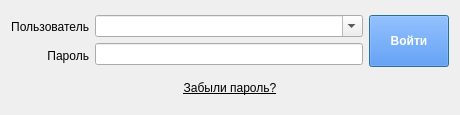
ZoomEXE/ATI_accounting, file entry.ui: the form before one commit.
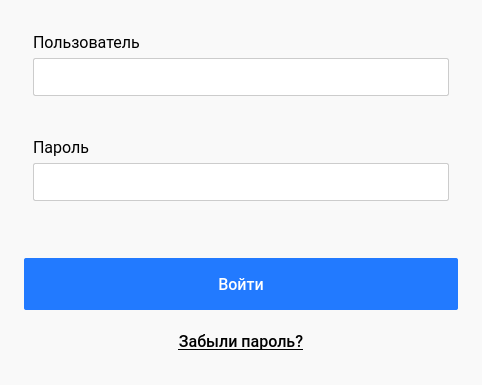
The form after the commit. Icons and pictures are not drawn.

```diff
--- a/entry.ui
+++ b/entry.ui
@@ -6,10 +6,16 @@
    <rect>
     <x>0</x>
     <y>0</y>
-    <width>460</width>
-    <height>115</height>
+    <width>482</width>
+    <height>355</height>
    </rect>
   </property>
+  <property name="sizePolicy">
+   <sizepolicy hsizetype="Fixed" vsizetype="Minimum">
+    <horstretch>0</horstretch>
+    <verstretch>0</verstretch>
+   </sizepolicy>
+  </property>
   <property name="windowTitle">
    <string>Авторизация</string>
   </property>
@@ -17,15 +23,167 @@
    <iconset resource="resources.qrc">
     <normaloff>:/new/icons/icons/ATS.png</normaloff>:/new/icons/icons/ATS.png</iconset>
   </property>
-  <layout class="QHBoxLayout" name="horizontalLayout_2">
+  <property name="styleSheet">
+   <string notr="true">QDialog {
+background: rgba(249, 249, 249, 1);
+
+}
+
+QPushButton {
+	color: #FFFFFF;
+  background-color: rgba(47, 120, 231, 1);
+  font: 12pt &quot;Roboto&quot;;
+  border-radius: 2px;
+  padding: 10px 24px;
+  font-weight: 500;
+}
+
+QPushButton:hover {
+  background-color: rgba(30, 120, 255, 1);
+}
+
+QLineEdit {
+  font: 12pt &quot;Roboto&quot;;
+  background: white;
+  padding: 8px 12px;
+  border-radius: 2px;
+  border: 1px solid rgba(204, 204, 204, 1)
+}
+
+QLineEdit:hover {
+   border: 1px solid rgba(47, 120, 231, 1);
+  background: white;
+}
+
+QLineEdit:focus {
+  border: 1px solid rgba(47, 120, 231, 1);
+  background: white;
+}
+
+
+
+
+QLabel {
+  font: 12pt &quot;Roboto&quot;;
+}
+
+QTabWidget {
+  font: 12pt &quot;Roboto&quot;;
+}
+
+QComboBox {
+  font:12pt &quot;Roboto&quot;;
+  background: white;
+  padding: 8px 12px;
+  border-radius: 2px;
+  border: 1px solid rgba(204, 204, 204, 1);
+}
+
+QComboBox:hover {
+    border: 1px solid rgba(47, 120, 231, 1);
+  background: white;
+}
+
+QComboBox:focus {
+  border: 1px solid rgba(47, 120, 231, 1);
+  background: white;
+}
+
+QComboBox::drop-down {
+    subcontrol-origin: padding;
+    subcontrol-position: top right;
+ 	margin-right: 8px;
+    width: 16px;
+    border-left-color: darkgray;
+    border-left-style: solid;
+    border-bottom-right-radius: 2px;
+}
+
+QComboBox::down-arrow {
+  image: url(:/icons/mdi_chevron-down.png);
+}
+
+QComboBox::down-arrow:on { 
+    top: 1px;
+}
+
+QComboBox QAbstractItemView {
+  border: 1px solid #D5D5D5;
+  background:  #FFFFFF;
+    selection-background-color: rgba(47, 120, 231, 1);
+}
+
+</string>
+  </property>
+  <layout class="QVBoxLayout" name="verticalLayout_5">
+   <property name="leftMargin">
+    <number>24</number>
+   </property>
+   <property name="topMargin">
+    <number>24</number>
+   </property>
+   <property name="rightMargin">
+    <number>24</number>
+   </property>
+   <property name="bottomMargin">
+    <number>24</number>
+   </property>
    <item>
+    <widget class="QFrame" name="">
+     <layout class="QVBoxLayout" name="verticalLayout_4">
+      <property name="spacing">
+       <number>24</number>
+      </property>
+      <property name="leftMargin">
+       <number>0</number>
+      </property>
+      <property name="topMargin">
+       <number>0</number>
+      </property>
+      <property name="rightMargin">
+       <number>0</number>
+      </property>
+      <property name="bottomMargin">
+       <number>0</number>
+      </property>
+      <item>
+       <widget class="QFrame" name="User">
+        <property name="sizePolicy">
+         <sizepolicy hsizetype="Preferred" vsizetype="Preferred">
+          <horstretch>0</horstretch>
+          <verstretch>0</verstretch>
+         </sizepolicy>
+        </property>
     <layout class="QVBoxLayout" name="verticalLayout_3">
      <item>
-      <layout class="QHBoxLayout" name="horizontalLayout">
-       <item>
-        <layout class="QVBoxLayout" name="verticalLayout_2">
-         <item>
           <widget class="QLabel" name="label">
+           <property name="sizePolicy">
+            <sizepolicy hsizetype="Preferred" vsizetype="Expanding">
+             <horstretch>0</horstretch>
+             <verstretch>0</verstretch>
+            </sizepolicy>
+           </property>
+           <property name="minimumSize">
+            <size>
+             <width>0</width>
+             <height>0</height>
+            </size>
+           </property>
+           <property name="maximumSize">
+            <size>
+             <width>16777215</width>
+             <height>31</height>
+            </size>
+           </property>
+           <property name="font">
+            <font>
+             <family>Roboto</family>
+             <pointsize>12</pointsize>
+             <weight>50</weight>
+             <italic>false</italic>
+             <bold>false</bold>
+            </font>
+           </property>
            <property name="layoutDirection">
             <enum>Qt::LeftToRight</enum>
            </property>
@@ -36,24 +194,10 @@
             <enum>Qt::AutoText</enum>
            </property>
            <property name="alignment">
-            <set>Qt::AlignRight|Qt::AlignTrailing|Qt::AlignVCenter</set>
+            <set>Qt::AlignLeading|Qt::AlignLeft|Qt::AlignVCenter</set>
            </property>
           </widget>
          </item>
-         <item>
-          <widget class="QLabel" name="label_2">
-           <property name="text">
-            <string>Пароль</string>
-           </property>
-           <property name="alignment">
-            <set>Qt::AlignRight|Qt::AlignTrailing|Qt::AlignVCenter</set>
-           </property>
-          </widget>
-         </item>
-        </layout>
-       </item>
-       <item>
-        <layout class="QVBoxLayout" name="verticalLayout">
          <item>
           <widget class="QComboBox" name="select_user">
            <property name="sizePolicy">
@@ -65,14 +209,66 @@
            <property name="minimumSize">
             <size>
              <width>150</width>
-             <height>0</height>
+             <height>38</height>
             </size>
            </property>
+           <property name="font">
+            <font>
+             <family>Roboto</family>
+             <pointsize>12</pointsize>
+             <weight>50</weight>
+             <italic>false</italic>
+             <bold>false</bold>
+            </font>
+           </property>
            <property name="editable">
             <bool>true</bool>
            </property>
           </widget>
          </item>
+        </layout>
+       </widget>
+      </item>
+      <item>
+       <widget class="QFrame" name="Pass">
+        <layout class="QVBoxLayout" name="verticalLayout_2">
+         <item>
+          <widget class="QLabel" name="label_2">
+           <property name="sizePolicy">
+            <sizepolicy hsizetype="Minimum" vsizetype="Expanding">
+             <horstretch>0</horstretch>
+             <verstretch>0</verstretch>
+            </sizepolicy>
+           </property>
+           <property name="minimumSize">
+            <size>
+             <width>0</width>
+             <height>0</height>
+            </size>
+           </property>
+           <property name="maximumSize">
+            <size>
+             <width>16777215</width>
+             <height>31</height>
+            </size>
+           </property>
+           <property name="font">
+            <font>
+             <family>Roboto</family>
+             <pointsize>12</pointsize>
+             <weight>50</weight>
+             <italic>false</italic>
+             <bold>false</bold>
+            </font>
+           </property>
+           <property name="text">
+            <string>Пароль</string>
+           </property>
+           <property name="alignment">
+            <set>Qt::AlignLeading|Qt::AlignLeft|Qt::AlignVCenter</set>
+           </property>
+          </widget>
+         </item>
          <item>
           <widget class="QLineEdit" name="passwd_edit">
            <property name="sizePolicy">
@@ -84,20 +280,48 @@
            <property name="minimumSize">
             <size>
              <width>150</width>
-             <height>0</height>
+             <height>38</height>
             </size>
            </property>
+           <property name="font">
+            <font>
+             <family>Roboto</family>
+             <pointsize>12</pointsize>
+             <weight>50</weight>
+             <italic>false</italic>
+             <bold>false</bold>
+            </font>
+           </property>
            <property name="echoMode">
             <enum>QLineEdit::Password</enum>
            </property>
           </widget>
          </item>
         </layout>
-       </item>
+       </widget>
+      </item>
+      <item>
+       <widget class="QFrame" name="Buttons">
+        <layout class="QVBoxLayout" name="verticalLayout">
+         <property name="spacing">
+          <number>12</number>
+         </property>
+         <property name="leftMargin">
+          <number>0</number>
+         </property>
+         <property name="topMargin">
+          <number>24</number>
+         </property>
+         <property name="rightMargin">
+          <number>0</number>
+         </property>
+         <property name="bottomMargin">
+          <number>0</number>
+         </property>
        <item>
         <widget class="QPushButton" name="enter_button">
          <property name="sizePolicy">
-          <sizepolicy hsizetype="Fixed" vsizetype="Fixed">
+            <sizepolicy hsizetype="Preferred" vsizetype="Fixed">
            <horstretch>40</horstretch>
            <verstretch>40</verstretch>
           </sizepolicy>
@@ -110,8 +334,10 @@
          </property>
          <property name="font">
           <font>
-           <pointsize>9</pointsize>
-           <weight>75</weight>
+             <family>Roboto</family>
+             <pointsize>12</pointsize>
+             <weight>62</weight>
+             <italic>false</italic>
            <bold>true</bold>
           </font>
          </property>
@@ -140,15 +366,22 @@
          </property>
         </widget>
        </item>
-      </layout>
-     </item>
      <item>
       <widget class="QPushButton" name="forget_pswd">
        <property name="font">
         <font>
+             <family>Roboto</family>
+             <pointsize>12</pointsize>
+             <weight>62</weight>
+             <italic>false</italic>
+             <bold>true</bold>
          <underline>true</underline>
         </font>
        </property>
+           <property name="styleSheet">
+            <string notr="true">color: black;
+background: transparent;</string>
+           </property>
        <property name="text">
         <string>Забыли пароль?</string>
        </property>
@@ -158,6 +391,10 @@
       </widget>
      </item>
     </layout>
+       </widget>
+      </item>
+     </layout>
+    </widget>
    </item>
   </layout>
  </widget>
```
Lines whose indentation alone changed are shown as unchanged.
